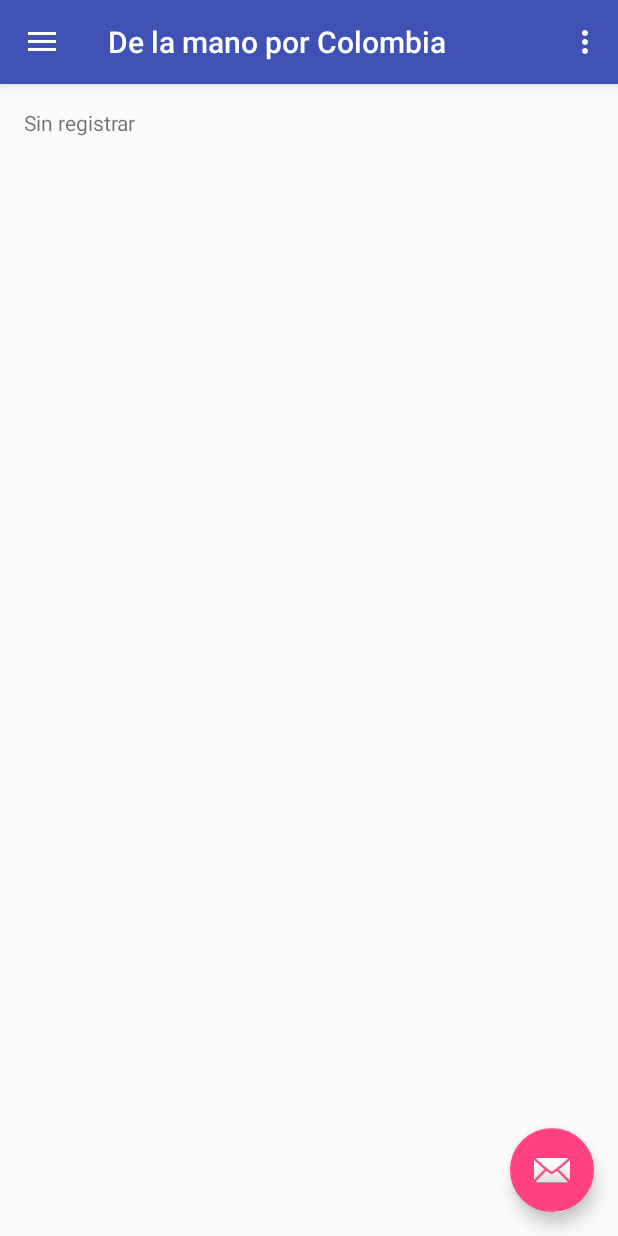
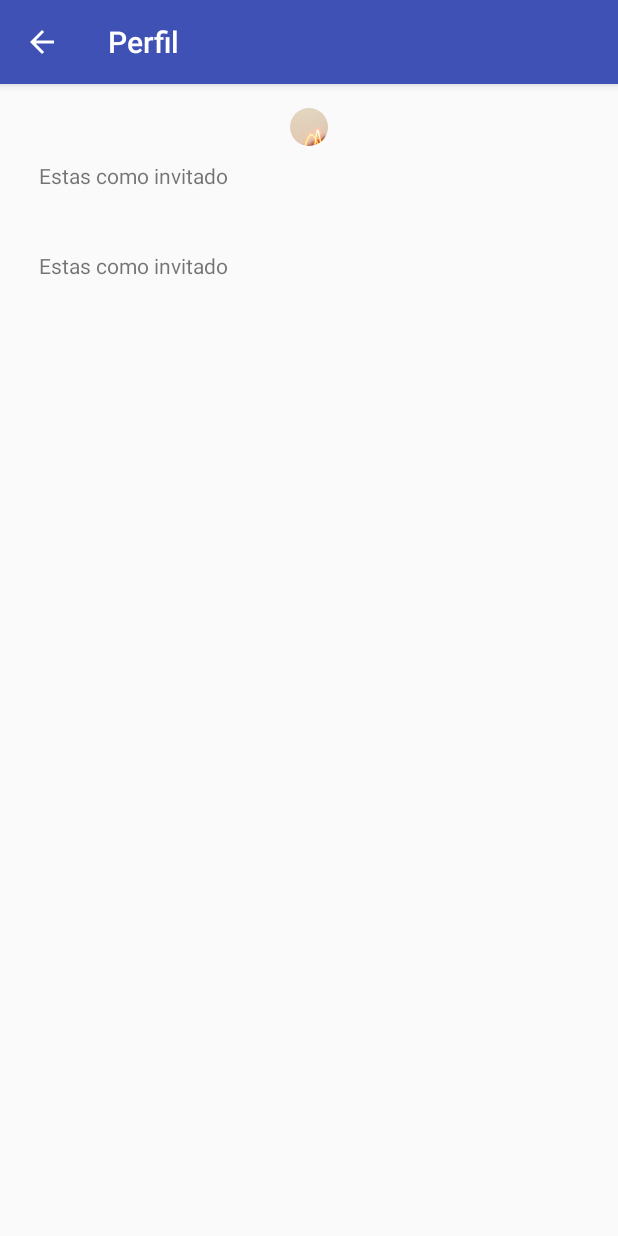
Before and after one commit to Walejandro13/DelamanoporColombia, an Android app: the screen it shows after launch (HomeActivity before the commit, PerfilActivity after it), after a tap on "Perfil", on a phone screen of 412 x 824 dp. Run offline under Robolectric (Android 15) with nearby library versions, the phone set to English and light mode, and no system bars; plain views replace CircularImageView; pictures from the network do not load; 1 other tap on this screen came first.

```diff
--- a/app/src/main/java/com/andorid/proenandroid/delamanoporcolombia/HomeActivity.java
+++ b/app/src/main/java/com/andorid/proenandroid/delamanoporcolombia/HomeActivity.java
@@ -166,7 +166,8 @@ public class HomeActivity extends AppCompatActivity
 
         if (id == R.id.nav_perfil) {
 
-            // Intent intent = new Intent()
+             Intent intent = new Intent(this,PerfilActivity.class);
+            startActivity(intent);
 
         } else if (id == R.id.nav_gallery) {
 
@@ -304,10 +305,11 @@ public class HomeActivity extends AppCompatActivity
             editor.putString(Email, personEmail);
             editor.putString(Image, personPhoto.toString());
             editor.apply();
+
             mStatus.setText(personName + "\n");
             mStatus.append("\n   " + personEmail);
 
-            mStatus.append("\n");
+            mStatus.append("\n" + personPhoto.toString());
             updateUI(true);
         } else {
             // Signed out, show unauthenticated UI.
--- a/app/src/main/java/com/andorid/proenandroid/delamanoporcolombia/PerfilActivity.java
+++ b/app/src/main/java/com/andorid/proenandroid/delamanoporcolombia/PerfilActivity.java
@@ -1,13 +1,21 @@
 package com.andorid.proenandroid.delamanoporcolombia;
 
 import android.content.SharedPreferences;
+import android.graphics.Bitmap;
+import android.graphics.BitmapFactory;
+import android.graphics.Rect;
 import android.net.Uri;
 import android.support.v7.app.AppCompatActivity;
 import android.os.Bundle;
 import android.widget.ImageView;
 import android.widget.TextView;
+import android.widget.Toast;
 
 import org.w3c.dom.Text;
+
+import java.io.IOException;
+import java.net.HttpURLConnection;
+import java.net.URL;
 
 public class PerfilActivity extends AppCompatActivity {
 
@@ -28,7 +36,22 @@ public class PerfilActivity extends AppCompatActivity {
         Name.setText(prefs.getString("nameUser","Estas como invitado"));
         Email.setText(prefs.getString("emailUser","Estas como invitado"));
 
-        profileImage.setImageURI(Uri.parse(prefs.getString("imageUser",null)));
+        //HttpURLConnection conn = null;
+
+        URL imageUrl = null;
+        try {
+            imageUrl = new URL("http://jonsegador.com/wp-content/apezz.png");
+            HttpURLConnection conn = (HttpURLConnection) imageUrl.openConnection();
+            conn.connect();
+            Bitmap loadedImage = BitmapFactory.decodeStream(conn.getInputStream());
+            profileImage.setImageBitmap(loadedImage);
+        } catch (IOException e) {
+            Toast.makeText(getApplicationContext(), "Error cargando la imagen: "+e.getMessage(), Toast.LENGTH_LONG).show();
+            e.printStackTrace();
+        }
+    }
+
+       // profileImage.setImageURI(Uri.parse(prefs.getString("imageUser",null)));
+
 
     }
-}
--- a/app/src/main/res/values/strings.xml
+++ b/app/src/main/res/values/strings.xml
@@ -5,4 +5,5 @@
     <string name="navigation_drawer_close">Close navigation drawer</string>
 
     <string name="action_settings">Settings</string>
+    <string name="st_perfil">Perfil</string>
 </resources>
```
Also changed, not shown: app/src/main/AndroidManifest.xml (+8 -1 lines).
